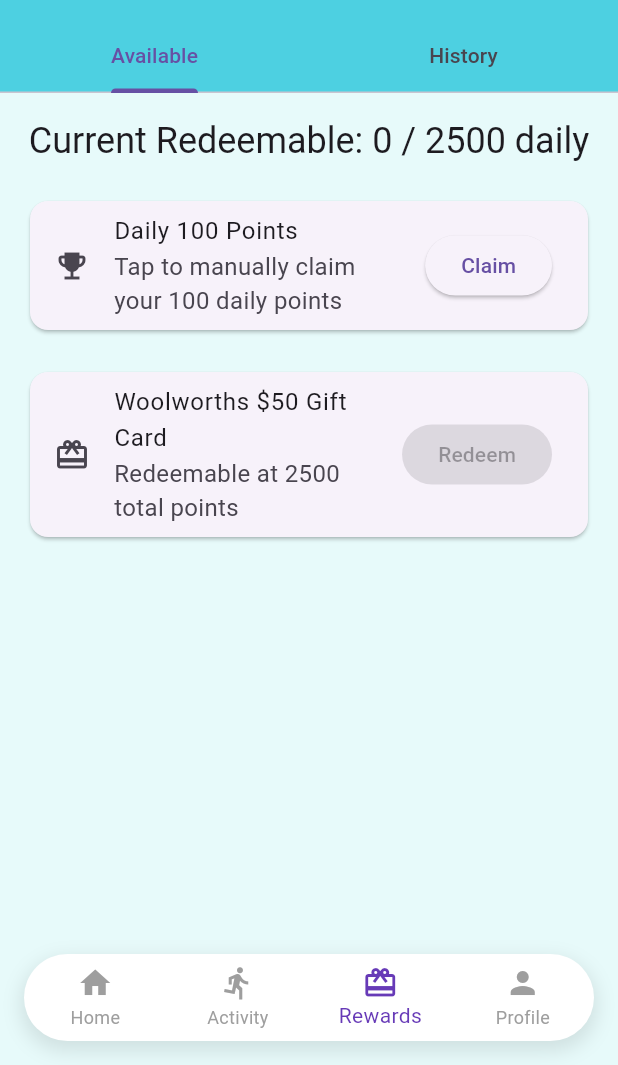
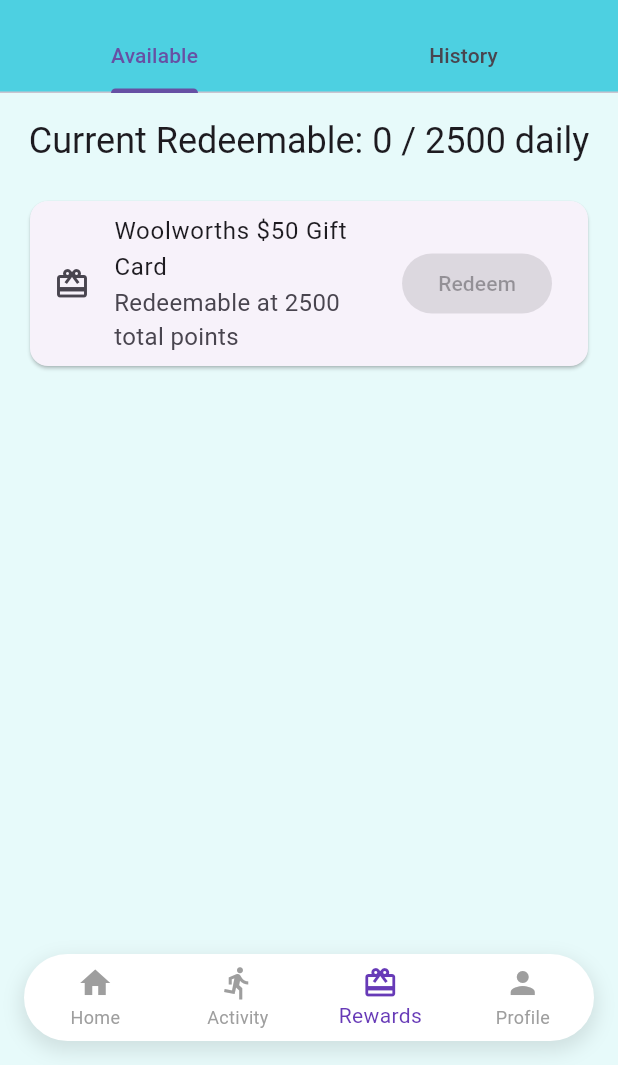
Before and after one commit to AceAsif/Steps4Perks-app, a Flutter app: the screen it shows after launch, item 3 of the bottom bar chosen, on a phone screen of 412 x 824 dp, the part 171-1236 px from its top. Run offline on Flutter 3.47's test engine with Material 3 defaults, Android fonts, the phone set to English and light mode, and no system bars; our stand-ins replace cloud_firestore, device_info_plus, firebase_core, fl_chart, flutter_local_notifications, pedometer and 4 more; accounts and stored records are empty.

Commit message:
Removed the points redeem button from the reward page.

```diff
--- a/lib/view/rewardspage.dart
+++ b/lib/view/rewardspage.dart
@@ -14,45 +14,8 @@ class RewardsPage extends StatefulWidget {
 }
 
 class _RewardsPageState extends State<RewardsPage> {
-  bool _isClaiming = false;
-  bool _hasClaimedToday = false;
-
   final String today = DateFormat('yyyy-MM-dd').format(DateTime.now());
   final DatabaseService _databaseService = DatabaseService();
-
-  @override
-  void initState() {
-    super.initState();
-    _checkRedemptionStatus();
-  }
-
-  Future<void> _checkRedemptionStatus() async {
-    final stream = _databaseService.getDailyStatsStream(today);
-    stream.listen((data) {
-      if (mounted && data != null && data['redeemed'] == true) {
-        setState(() => _hasClaimedToday = true);
-      }
-    });
-  }
-
-  Future<void> _handleDailyClaim() async {
-    setState(() => _isClaiming = true);
-    final success = await _databaseService.redeemDailyPoints(date: today);
-    if (mounted) {
-      setState(() {
-        _isClaiming = false;
-        if (success) _hasClaimedToday = true;
-      });
-
-      ScaffoldMessenger.of(context).showSnackBar(
-        SnackBar(
-          content: Text(success
-              ? '🎉 Successfully claimed 100 points!'
-              : '⚠️ Already claimed today or error occurred'),
-        ),
-      );
-    }
-  }
 
   @override
   Widget build(BuildContext context) {
@@ -80,28 +43,6 @@ class _RewardsPageState extends State<RewardsPage> {
                   Text(
                     'Current Redeemable: ${stepTracker.totalPoints} / ${StepTracker.dailyRedemptionCap} daily',
                     style: Theme.of(context).textTheme.headlineSmall,
-                  ),
-                  const SizedBox(height: 20),
-
-                  /// 🔹 Daily Points Claim Card
-                  Card(
-                    child: ListTile(
-                      leading: const Icon(Icons.emoji_events),
-                      title: const Text('Daily 100 Points'),
-                      subtitle: const Text('Tap to manually claim your 100 daily points'),
-                      trailing: ElevatedButton(
-                        onPressed: _hasClaimedToday || _isClaiming
-                            ? null
-                            : _handleDailyClaim,
-                        child: _isClaiming
-                            ? const SizedBox(
-                                width: 20,
-                                height: 20,
-                                child: CircularProgressIndicator(strokeWidth: 2),
-                              )
-                            : const Text('Claim'),
-                      ),
-                    ),
                   ),
                   const SizedBox(height: 20),
 
```
